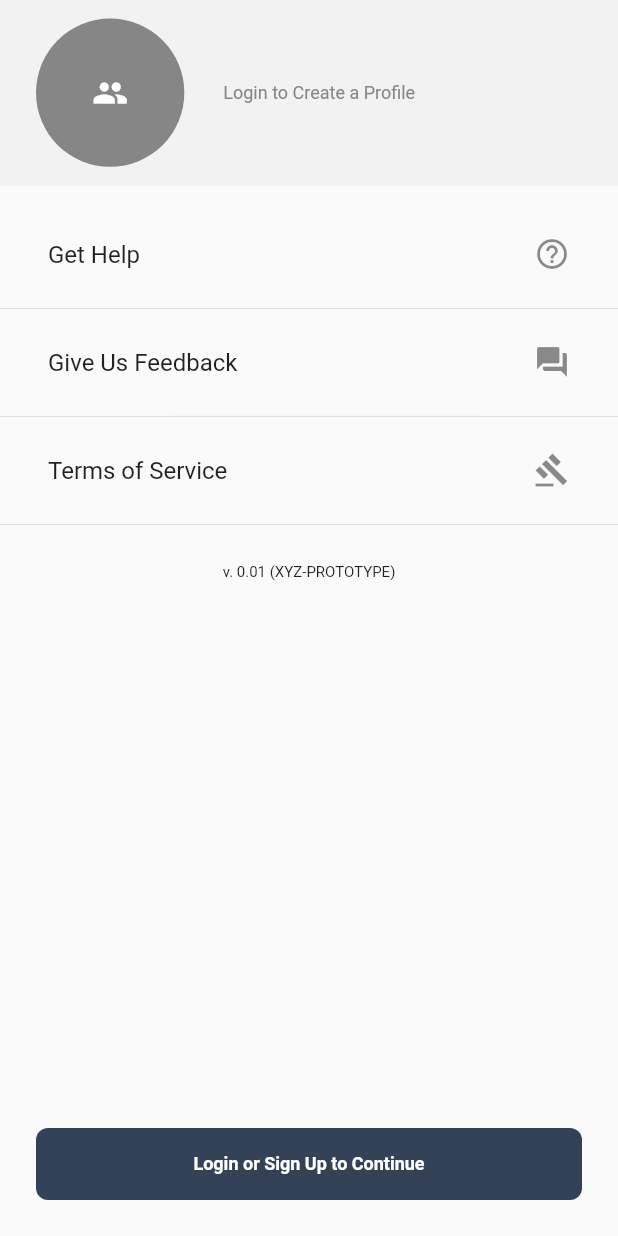
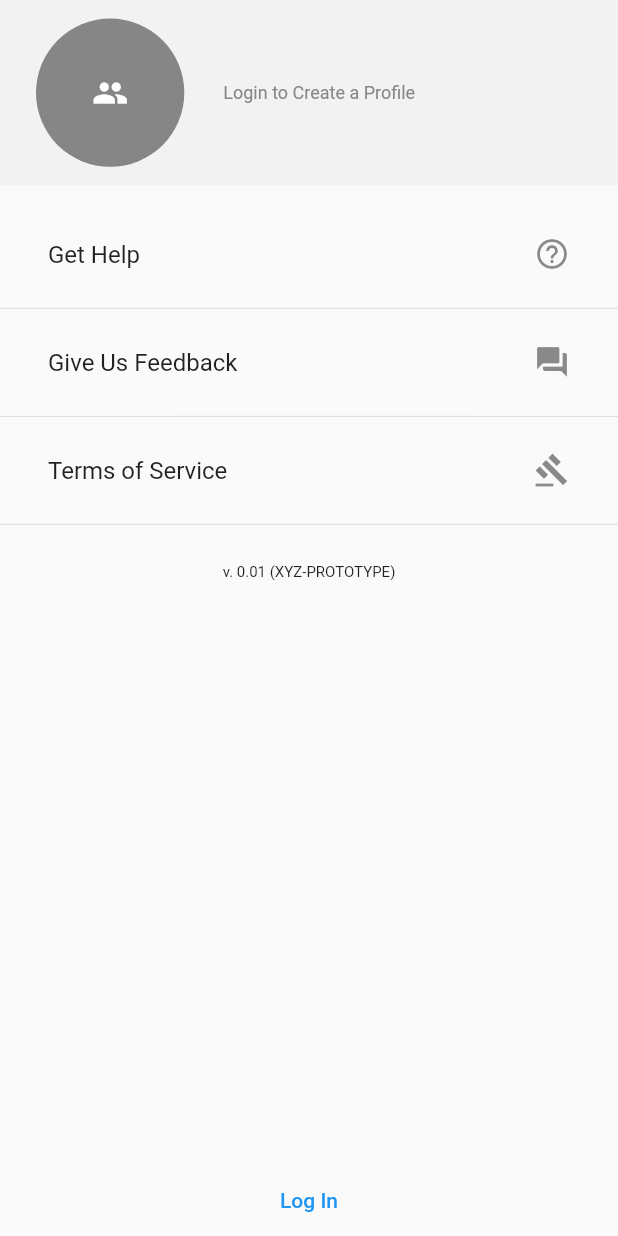
Before and after one commit to ameeruljunaidi/XYZPrototype, a Flutter app: the ProfileView screen opened by its route, on a phone screen of 412 x 824 dp. Run offline on Flutter 3.47's test engine with Material 2 defaults, Android fonts, the phone set to English and light mode, and no system bars; our stand-ins replace auth_buttons, cloud_firestore, firebase_core, firebase_storage, font_awesome_flutter, freezed_annotation and 4 more; missing offline and left inert: colorful_safe_area, places_service, stacked_firebase_auth; accounts and stored records are empty.

Commit message:
Got login to work properly

```diff
--- a/user/lib/app/app.dart
+++ b/user/lib/app/app.dart
@@ -53,6 +53,7 @@ import 'package:xyz_prototype/utils/image_selector.dart';
     LazySingleton(classType: NotificationsViewModel),
     LazySingleton(classType: ProfileViewModel),
     LazySingleton(classType: CloudStorageService),
+    LazySingleton(classType: LoginView),
     Singleton(classType: ImageSelector),
     Singleton(classType: FirebaseAuthenticationService),
   ],
--- a/user/lib/app/app.locator.dart
+++ b/user/lib/app/app.locator.dart
@@ -16,6 +16,7 @@ import '../api/firestore_api.dart';
 import '../services/cloud_storage_service.dart';
 import '../services/user_service.dart';
 import '../ui/inbox/inbox_viewmodel.dart';
+import '../ui/login/login_view.dart';
 import '../ui/marketplace/marketplace_viewmodel.dart';
 import '../ui/notifications/notification_viewmodel.dart';
 import '../ui/profile/profile_viewmodel.dart';
@@ -41,6 +42,7 @@ void setupLocator({String? environment, EnvironmentFilter? environmentFilter}) {
   locator.registerLazySingleton(() => NotificationsViewModel());
   locator.registerLazySingleton(() => ProfileViewModel());
   locator.registerLazySingleton(() => CloudStorageService());
+  locator.registerLazySingleton(() => LoginView());
   locator.registerSingleton(ImageSelector());
   locator.registerSingleton(FirebaseAuthenticationService());
 }
--- a/user/lib/ui/base/authentication_viewmodel.dart
+++ b/user/lib/ui/base/authentication_viewmodel.dart
@@ -71,7 +71,6 @@ abstract class AuthenticationViewModel extends FormViewModel {
 
       if (client.email != null) {
         navigationService.back();
-        notifyListeners();
       }
     } else {
       if (!authResult.hasError && authResult.user == null) {
--- a/user/lib/ui/login/login_view.dart
+++ b/user/lib/ui/login/login_view.dart
@@ -17,12 +17,11 @@ class LoginView extends StatelessWidget with $LoginView {
 
   @override
   Widget build(BuildContext context) {
-    return Padding(
-      padding: const EdgeInsets.all(24.0),
-      child: BoxButton(
-        title: 'Login or Sign Up to Continue',
-        onTap: () {
-          showModalBottomSheet(
+    return Container();
+  }
+
+  Future loginModal(context) {
+    return showModalBottomSheet(
       isScrollControlled: true,
       shape: RoundedRectangleBorder(
         borderRadius: BorderRadius.vertical(
@@ -32,16 +31,15 @@ class LoginView extends StatelessWidget with $LoginView {
       clipBehavior: Clip.antiAliasWithSaveLayer,
       context: context,
       builder: (context) => Container(
-              decoration: BoxDecoration(
-                  borderRadius: BorderRadius.all(Radius.circular(200))),
+        decoration:
+            BoxDecoration(borderRadius: BorderRadius.all(Radius.circular(200))),
         height: screenHeightPercentage(context, percentage: 0.9),
         child: ViewModelBuilder<LoginViewModel>.reactive(
           onModelReady: (model) => listenToFormUpdated(model),
           builder: (context, model, child) => Scaffold(
             body: AuthenticationLayout(
               title: 'Welcome',
-                    subtitle:
-                        'Enter your email address and password to sign in.',
+              subtitle: 'Enter your email address and password to sign in.',
               mainButtonTitle: 'SIGN IN',
               form: Column(
                 children: <Widget>[
@@ -69,8 +67,5 @@ class LoginView extends StatelessWidget with $LoginView {
         ),
       ),
     );
-        },
-      ),
-    );
   }
 }
--- a/user/lib/ui/profile/profile_view.dart
+++ b/user/lib/ui/profile/profile_view.dart
@@ -28,7 +28,11 @@ class ProfileView extends StatelessWidget {
               _profileWidget(context, model),
               verticalSpaceRegular,
               _profileSettingsList(model),
-              if (model.clientData().isAnonymous) LoginView(),
+              if (model.clientData().isAnonymous)
+                TextButton(
+                  onPressed: () => model.goToLoginView(context),
+                  child: Text('Log In'),
+                ),
               if (model.clientData().clientType ==
                       describeEnum(ClientType.user) &&
                   !model.clientData().isAnonymous)
```
Also changed, not shown: user/lib/ui/profile/profile_viewmodel.dart (+5 -2 lines). Lines whose indentation alone changed are shown as unchanged.
